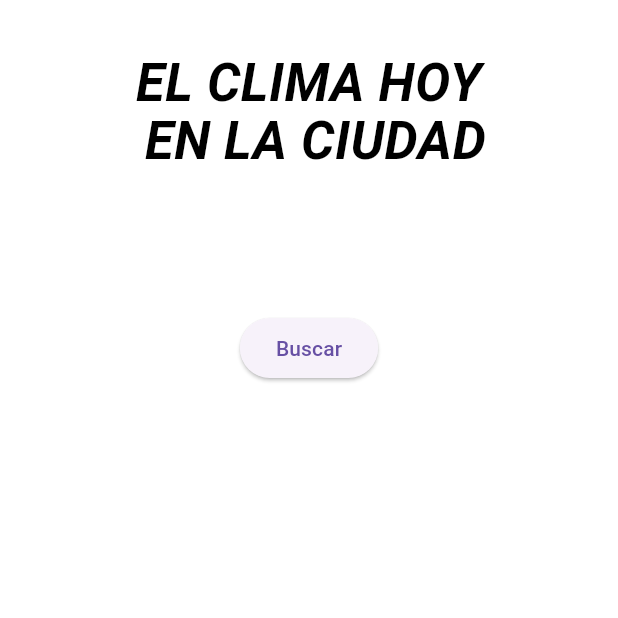
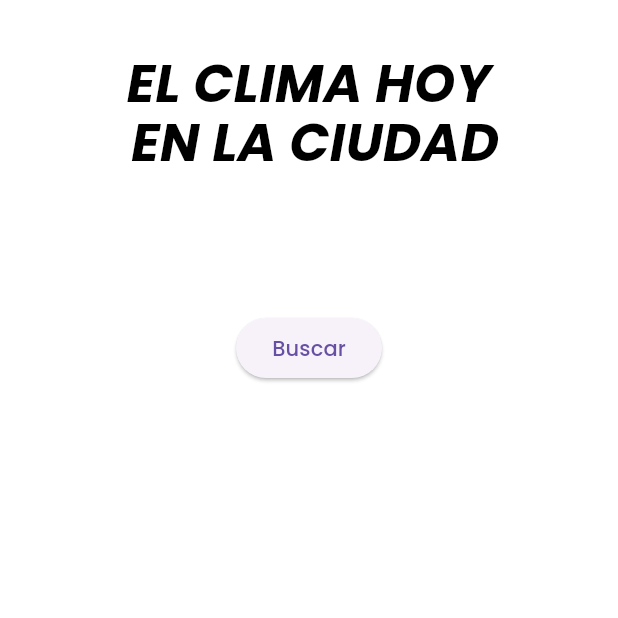
Before and after one commit to caleki/clima_app, a Flutter app: the screen it shows after launch, on a phone screen of 412 x 824 dp, the top half of it. Run offline on Flutter 3.47's test engine with Material 3 defaults, Android fonts, the phone set to English and light mode, and no system bars; our stand-ins replace google_fonts.

Commit message:
Corregimos y cambiamos la tipografia

```diff
--- a/lib/main.dart
+++ b/lib/main.dart
@@ -1,4 +1,5 @@
 import 'package:caleki_climas/screen/clima_screen.dart';
+import 'package:google_fonts/google_fonts.dart';
 import 'package:flutter/material.dart';
 void main() {
   runApp(const MyApp());
@@ -11,6 +12,9 @@ class MyApp extends StatelessWidget {
   Widget build(BuildContext context) {
     return MaterialApp(
       title: 'App de Clima',
+      theme: ThemeData(
+        textTheme: GoogleFonts.poppinsTextTheme(),
+      ),
       debugShowCheckedModeBanner: false,
       home: const ClimaScreen(),
     );
--- a/lib/screen/clima_screen.dart
+++ b/lib/screen/clima_screen.dart
@@ -70,7 +70,7 @@ class _ClimaScreenState extends State<ClimaScreen> {
                 children: [
                   TextField(
                     controller: _controller,
-                      onSubmitted: (_) => _buscarClima(),
+                    onSubmitted: (_) => _buscarClima(),
                     decoration: const InputDecoration(
                       labelText: '',
                       filled: true,
@@ -133,15 +133,15 @@ class _ClimaScreenState extends State<ClimaScreen> {
                                 TextSpan(
                                   text: '  ${clima!.maxTemp}°C\n',
                                   style: const TextStyle(
-                                    fontSize: 34, // Tamaño grande para el número
+                                    fontSize: 34,
                                     fontWeight: FontWeight.bold,
                                   ),
                                 ),
                                 const TextSpan(
-                                  text: 'Máxima',
+                                  text: 'MAXIMA',
                                   style: TextStyle(
-                                    fontSize:
-                                        14, // Tamaño más chico para el texto
+                                    fontWeight: FontWeight.bold,
+                                    fontSize: 14,
                                   ),
                                 ),
                               ],
@@ -169,13 +169,15 @@ class _ClimaScreenState extends State<ClimaScreen> {
                                 TextSpan(
                                   text: '  ${clima!.minTemp}°C\n',
                                   style: const TextStyle(
-                                    fontSize: 34, // Tamaño grande para el número
+                                    fontSize:
+                                        34, // Tamaño grande para el número
                                     fontWeight: FontWeight.bold,
                                   ),
                                 ),
                                 const TextSpan(
-                                  text: 'Mínima',
+                                  text: 'MINIMA',
                                   style: TextStyle(
+                                    fontWeight: FontWeight.bold,
                                     fontSize:
                                         14, // Tamaño más chico para el texto
                                   ),
--- a/pubspec.yaml
+++ b/pubspec.yaml
@@ -31,6 +31,7 @@ dependencies:
   http: ^1.2.0
   flutter:
     sdk: flutter
+  google_fonts: ^6.2.1
 
   # The following adds the Cupertino Icons font to your application.
   # Use with the CupertinoIcons class for iOS style icons.
```
Also changed, not shown: pubspec.lock, 1 other file.
